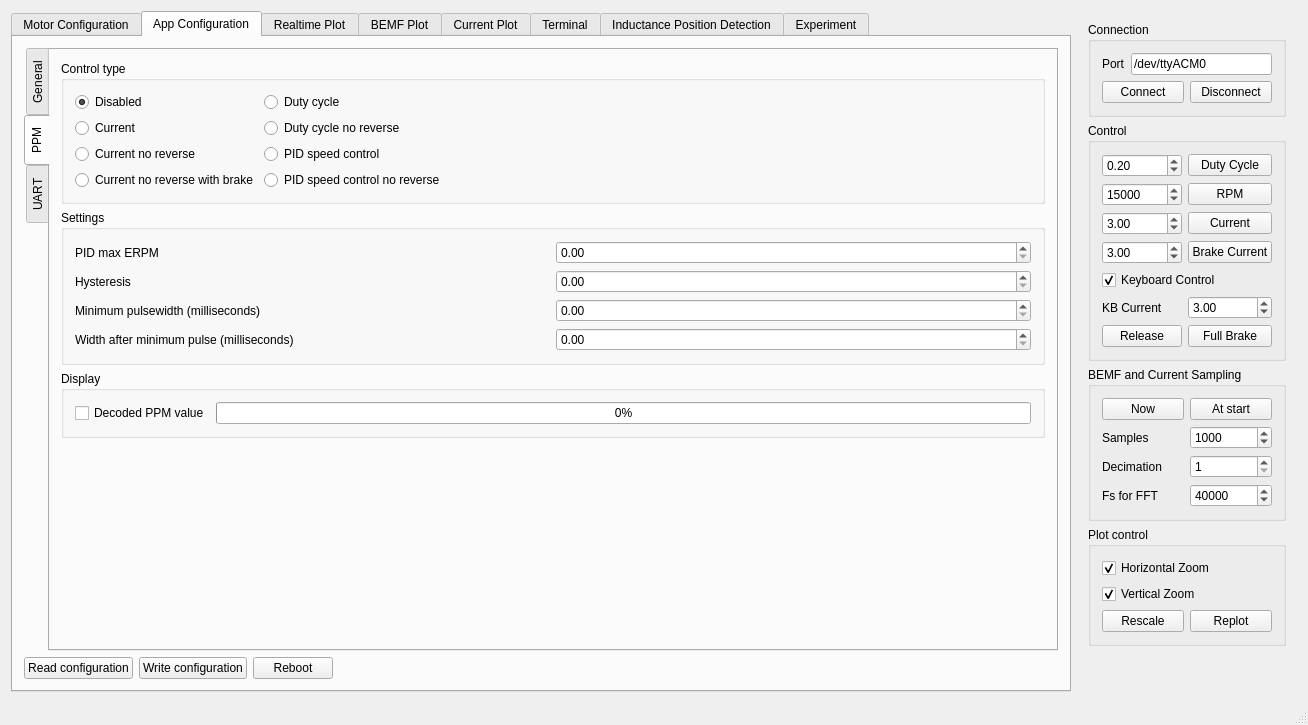
Before: the Qt Designer form mainwindow.ui in vedderb/bldc-tool, drawn with Qt 5.
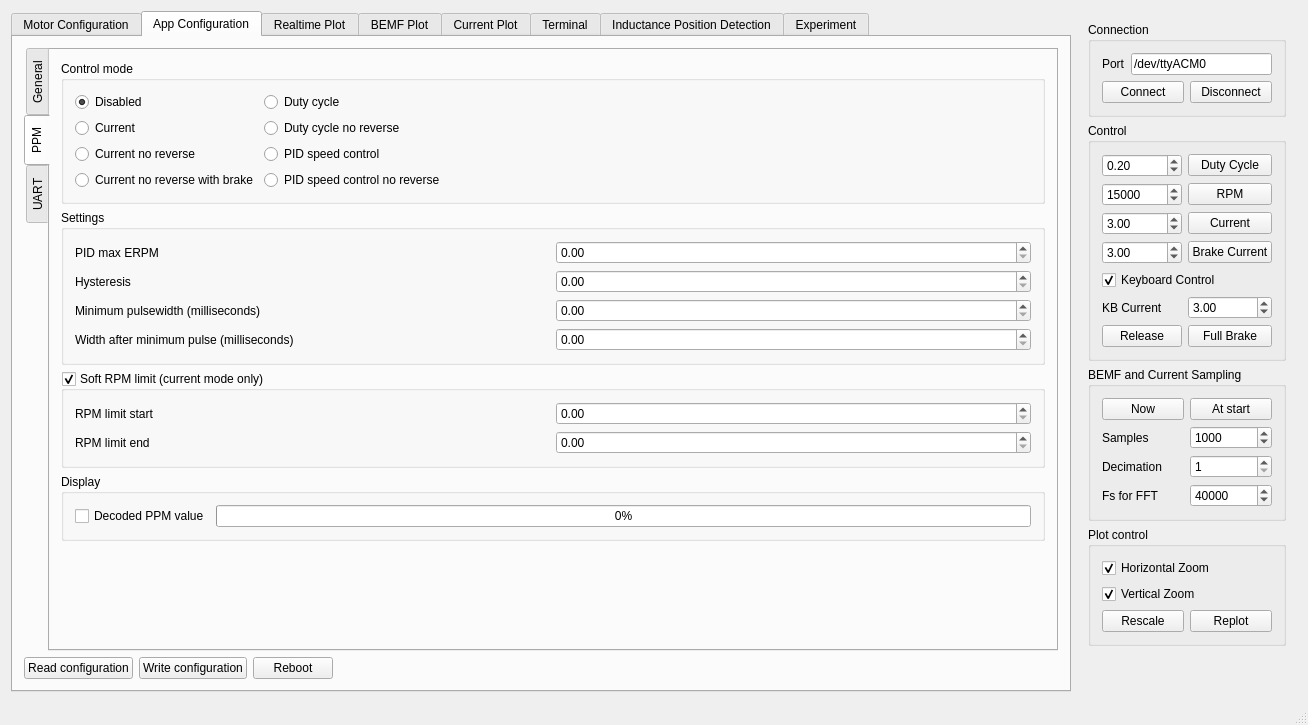
After: the same form once the commit is applied. The open tabs and pages were chosen to show the change. Custom widgets are drawn as their Qt base class.

Commit message: Soft rpm limit in ppm app implmenetation

Patch:
```diff
--- a/mainwindow.ui
+++ b/mainwindow.ui
@@ -1123,7 +1123,7 @@
               <item>
                <widget class="QGroupBox" name="groupBox_19">
                 <property name="title">
-                 <string>Control type</string>
+                 <string>Control mode</string>
                 </property>
                 <layout class="QHBoxLayout" name="horizontalLayout_28">
                  <item>
@@ -1285,6 +1285,52 @@
                 </layout>
                </widget>
               </item>
+              <item>
+               <widget class="QGroupBox" name="appconfPpmRpmLimBox">
+                <property name="title">
+                 <string>Soft RPM limit (current mode only)</string>
+                </property>
+                <property name="checkable">
+                 <bool>true</bool>
+                </property>
+                <layout class="QGridLayout" name="gridLayout_20">
+                 <item row="0" column="1">
+                  <widget class="QDoubleSpinBox" name="appconfPpmRpmLimStartBox">
+                   <property name="maximum">
+                    <double>200000.000000000000000</double>
+                   </property>
+                   <property name="singleStep">
+                    <double>100.000000000000000</double>
+                   </property>
+                  </widget>
+                 </item>
+                 <item row="0" column="0">
+                  <widget class="QLabel" name="label_47">
+                   <property name="text">
+                    <string>RPM limit start</string>
+                   </property>
+                  </widget>
+                 </item>
+                 <item row="1" column="0">
+                  <widget class="QLabel" name="label_48">
+                   <property name="text">
+                    <string>RPM limit end</string>
+                   </property>
+                  </widget>
+                 </item>
+                 <item row="1" column="1">
+                  <widget class="QDoubleSpinBox" name="appconfPpmRpmLimEndBox">
+                   <property name="maximum">
+                    <double>200000.000000000000000</double>
+                   </property>
+                   <property name="singleStep">
+                    <double>100.000000000000000</double>
+                   </property>
+                  </widget>
+                 </item>
+                </layout>
+               </widget>
+              </item>
               <item>
                <widget class="QGroupBox" name="groupBox_23">
                 <property name="title">
```
Left out of the diff: 2 changed lines with no effect on the pictures. The commit also changes 3 other files.
